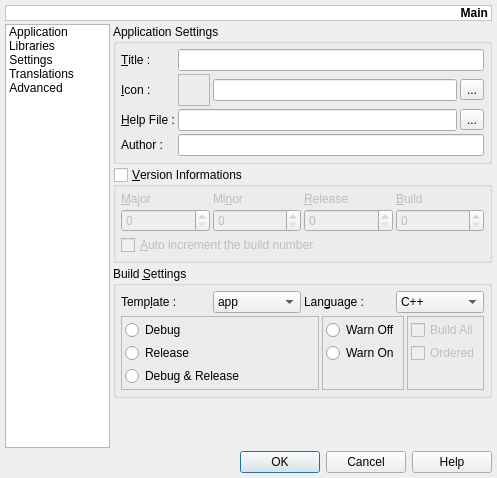
Above: v2/trunk/v2parser/src/ui/UIQMakeProjectSettings.ui from testmana2/mks before the change. Below: the same form after it.
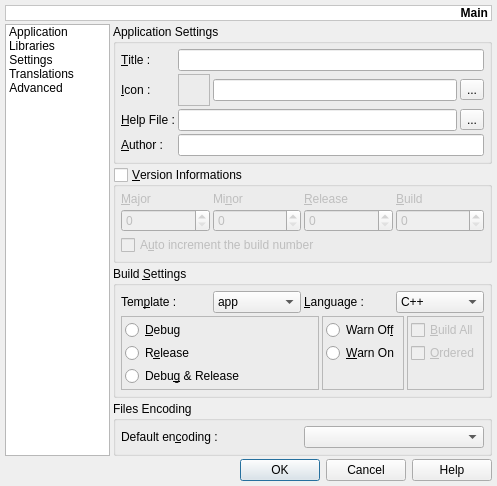
That is the form after the change. Icons and pictures are not drawn.

Diff of the .ui file:
```diff
--- a/v2/trunk/v2parser/src/ui/UIQMakeProjectSettings.ui
+++ b/v2/trunk/v2parser/src/ui/UIQMakeProjectSettings.ui
@@ -141,7 +141,7 @@
           <item row="3" column="0" >
            <widget class="QLabel" name="lAuthor" >
             <property name="text" >
-             <string>Author :</string>
+             <string>&amp;Author :</string>
             </property>
             <property name="buddy" >
              <cstring>leAuthor</cstring>
@@ -183,7 +183,7 @@
           <item row="2" column="0" colspan="4" >
            <widget class="QCheckBox" name="cbBuildAutoIncrement" >
             <property name="text" >
-             <string>&amp;Auto increment the build number</string>
+             <string>A&amp;uto increment the build number</string>
             </property>
            </widget>
           </item>
@@ -289,7 +289,7 @@
             <item>
              <widget class="QLabel" name="lTemplate" >
               <property name="text" >
-               <string>Temp&amp;late :</string>
+               <string>Tem&amp;plate :</string>
               </property>
               <property name="buddy" >
                <cstring>cbTemplate</cstring>
@@ -328,7 +328,7 @@
             <item>
              <widget class="QLabel" name="lLanguage" >
               <property name="text" >
-               <string>Lan&amp;guage :</string>
+               <string>&amp;Language :</string>
               </property>
               <property name="buddy" >
                <cstring>cbLanguage</cstring>
@@ -389,14 +389,14 @@
              <item>
               <widget class="QRadioButton" name="rbWarnOff" >
                <property name="text" >
-                <string>Warn Off</string>
+                <string>Warn Of&amp;f</string>
                </property>
               </widget>
              </item>
              <item>
               <widget class="QRadioButton" name="rbWarnOn" >
                <property name="text" >
-                <string>Warn On</string>
+                <string>&amp;Warn On</string>
                </property>
               </widget>
              </item>
@@ -442,7 +442,7 @@
                 <bool>false</bool>
                </property>
                <property name="text" >
-                <string>Build All</string>
+                <string>&amp;Build All</string>
                </property>
               </widget>
              </item>
@@ -452,7 +452,7 @@
                 <bool>false</bool>
                </property>
                <property name="text" >
-                <string>Ordered</string>
+                <string>&amp;Ordered</string>
                </property>
               </widget>
              </item>
@@ -495,21 +495,21 @@
              <item>
               <widget class="QRadioButton" name="rbDebug" >
                <property name="text" >
-                <string>Debug</string>
+                <string>&amp;Debug</string>
                </property>
               </widget>
              </item>
              <item>
               <widget class="QRadioButton" name="rbRelease" >
                <property name="text" >
-                <string>Release</string>
+                <string>R&amp;elease</string>
                </property>
               </widget>
              </item>
              <item>
               <widget class="QRadioButton" name="rbDebugRelease" >
                <property name="text" >
-                <string>Debug &amp;&amp; Release</string>
+                <string>Debu&amp;g &amp;&amp; Release</string>
                </property>
               </widget>
              </item>
@@ -532,6 +532,34 @@
          </layout>
         </widget>
        </item>
+       <item>
+        <widget class="QGroupBox" name="gbEncoding" >
+         <property name="title" >
+          <string>Files Encoding</string>
+         </property>
+         <layout class="QHBoxLayout" >
+          <property name="margin" >
+           <number>5</number>
+          </property>
+          <property name="spacing" >
+           <number>3</number>
+          </property>
+          <item>
+           <widget class="QLabel" name="lEncoding" >
+            <property name="text" >
+             <string>Default en&amp;coding :</string>
+            </property>
+            <property name="buddy" >
+             <cstring>cbEncodings</cstring>
+            </property>
+           </widget>
+          </item>
+          <item>
+           <widget class="QComboBox" name="cbEncodings" />
+          </item>
+         </layout>
+        </widget>
+       </item>
        <item>
         <spacer>
          <property name="orientation" >
```
Left out of the diff: 121 changed lines with no effect on the pictures.
